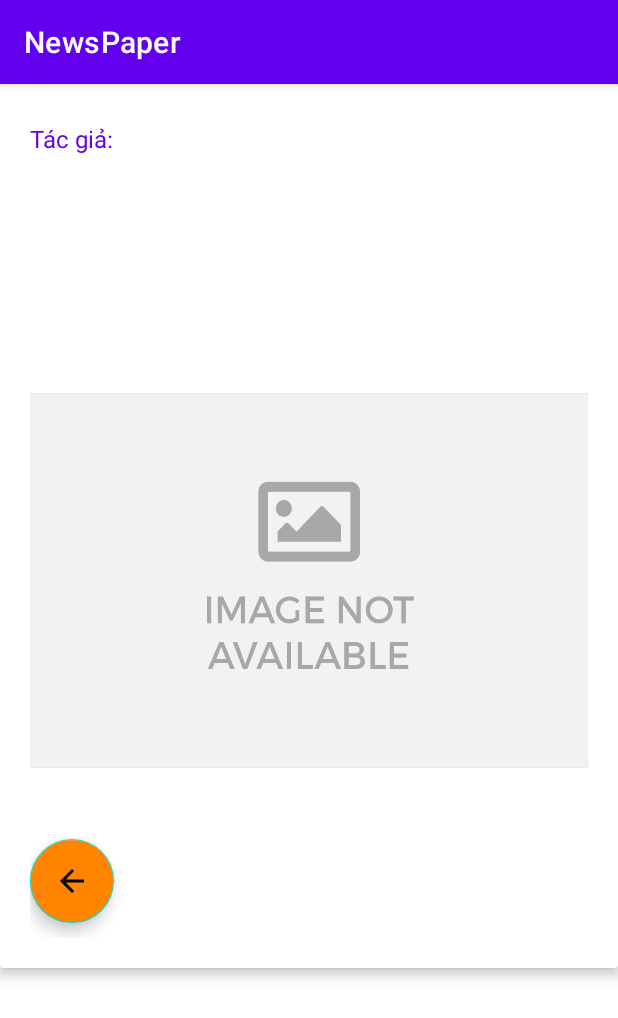
After one commit to nguyenductoan112/NewsPaper, an Android app: the DetailsNewsActivity screen opened directly, with no data from a screen before it, on a phone screen of 412 x 824 dp. The commit adds this screen. Shown: the top 1018 px of the screen. Run offline under Robolectric (Android 15) with nearby library versions, the phone set to English and light mode, and no system bars.

Commit message:
Login, signup, reset password admin -> update,upload,delete news user -> read, search news, read detail fixed

```diff
--- /dev/null
+++ b/app/src/main/java/com/example/newspaper/DetailsNewsActivity.java
@@ -0,0 +1,63 @@
+package com.example.newspaper;
+
+import android.content.Intent;
+import android.os.Bundle;
+import android.view.View;
+import android.widget.ImageView;
+import android.widget.TextView;
+
+import androidx.appcompat.app.AppCompatActivity;
+
+import com.bumptech.glide.Glide;
+import com.google.android.material.floatingactionbutton.FloatingActionButton;
+
+public class DetailsNewsActivity extends AppCompatActivity {
+    TextView authorText, titleText, pubDateText, descriptionText, contentText;
+    ImageView img;
+    FloatingActionButton btnBack;
+
+    @Override
+    protected void onCreate(Bundle savedInstanceState) {
+        super.onCreate(savedInstanceState);
+        setContentView(R.layout.activity_news_details);
+
+        // Liên kết các view từ layout
+        authorText = findViewById(R.id.authorText);
+        titleText = findViewById(R.id.titleText);
+        pubDateText = findViewById(R.id.pubDateText);
+        descriptionText = findViewById(R.id.descriptionText);
+        contentText = findViewById(R.id.contentText);
+        img = findViewById(R.id.img);
+        btnBack = findViewById(R.id.btnBack);
+
+        // Lấy dữ liệu từ Intent và hiển thị lên các view
+        Intent intent = getIntent();
+        if (intent != null) {
+            String author = intent.getStringExtra("author");
+            String title = intent.getStringExtra("title");
+            String pubDate = intent.getStringExtra("pubDate");
+            String description = intent.getStringExtra("description");
+            String content = intent.getStringExtra("content");
+            String imageUrl = intent.getStringExtra("imageUrl");
+
+            authorText.setText(author);
+            titleText.setText(title);
+            pubDateText.setText(pubDate);
+            descriptionText.setText(description);
+            contentText.setText(content);
+
+            Glide.with(this)
+                    .load(imageUrl)
+                    .placeholder(R.drawable.no_image)
+                    .error(R.drawable.no_image)
+                    .into(img);
+        }
+
+        btnBack.setOnClickListener(new View.OnClickListener() {
+            @Override
+            public void onClick(View view) {
+                startActivity(new Intent(getApplicationContext(),NewsActivity.class));
+            }
+        });
+    }
+}
--- a/app/src/main/java/com/example/newspaper/LoginActivity.java
+++ b/app/src/main/java/com/example/newspaper/LoginActivity.java
@@ -65,6 +65,7 @@ public class LoginActivity extends AppCompatActivity {
                                         progressDialog.cancel();
                                         Toast.makeText(LoginActivity.this, "Login Successful", Toast.LENGTH_SHORT).show();
                                         startActivity(new Intent(LoginActivity.this, AdminActivity.class));
+                                        clearAll();
                                     }
                                 })
                                 .addOnFailureListener(new OnFailureListener() {
@@ -82,6 +83,7 @@ public class LoginActivity extends AppCompatActivity {
                                         progressDialog.cancel();
                                         Toast.makeText(LoginActivity.this, "Login Successful", Toast.LENGTH_SHORT).show();
                                         startActivity(new Intent(LoginActivity.this, NewsActivity.class));
+                                        clearAll();
                                     }
                                 })
                                 .addOnFailureListener(new OnFailureListener() {
@@ -92,7 +94,6 @@ public class LoginActivity extends AppCompatActivity {
                                     }
                                 });
                     }
-                    clearAll();
                 } else progressDialog.cancel();
             }
         });
--- a/app/src/main/java/com/example/newspaper/NewsManagerActivity.java
+++ b/app/src/main/java/com/example/newspaper/NewsManagerActivity.java
@@ -35,7 +35,6 @@ public class NewsManagerActivity extends AppCompatActivity {
                         .setQuery(FirebaseDatabase.getInstance().getReference().child("NewspaperInfo"), NewsModel.class)
                         .build();
 
-
         mainAdapter= new NewsManagerAdapter(options);
         recyclerView.setAdapter(mainAdapter);
 
@@ -46,8 +45,6 @@ public class NewsManagerActivity extends AppCompatActivity {
                 startActivity(new Intent(getApplicationContext(),AddActivity.class));
             }
         });
-
-
     }
     @Override
     protected void onStart(){
--- /dev/null
+++ b/app/src/main/res/drawable/baseline_arrow_back_24.xml
@@ -0,0 +1,5 @@
+<vector android:autoMirrored="true" android:height="24dp"
+    android:tint="#000000" android:viewportHeight="24"
+    android:viewportWidth="24" android:width="24dp" xmlns:android="http://schemas.android.com/apk/res/android">
+    <path android:fillColor="@android:color/white" android:pathData="M20,11H7.83l5.59,-5.59L12,4l-8,8 8,8 1.41,-1.41L7.83,13H20v-2z"/>
+</vector>
--- a/app/src/main/res/layout/activity_login.xml
+++ b/app/src/main/res/layout/activity_login.xml
@@ -55,7 +55,7 @@
                 android:drawablePadding="8dp"
                 android:hint="Password"
                 android:padding="8dp"
-                android:textColor="@color/black" />
+                android:textColor="@color/black"/>
 
             <Button
                 android:id="@+id/login_button"
@@ -65,7 +65,8 @@
                 android:backgroundTint="@color/Lavender"
                 android:text="Login"
                 android:textSize="18sp"
-                app:cornerRadius="20dp" />
+                app:cornerRadius="20dp"
+                tools:ignore="DuplicateSpeakableTextCheck" />
 
             <TextView
                 android:id="@+id/login_resetPassword"
--- /dev/null
+++ b/app/src/main/res/layout/activity_news_details.xml
@@ -0,0 +1,109 @@
+<?xml version="1.0" encoding="utf-8"?>
+<LinearLayout xmlns:android="http://schemas.android.com/apk/res/android"
+    xmlns:app="http://schemas.android.com/apk/res-auto"
+    xmlns:tools="http://schemas.android.com/tools"
+    android:layout_width="match_parent"
+    android:layout_height="match_parent"
+    android:layout_marginBottom="20sp"
+    android:orientation="vertical"
+    tools:context=".DetailsNewsActivity">
+
+    <ScrollView
+        android:layout_width="match_parent"
+        android:layout_height="match_parent"
+        tools:ignore="UselessParent">
+
+        <androidx.cardview.widget.CardView
+            android:layout_width="match_parent"
+            android:layout_height="wrap_content"
+            app:cardElevation="5dp">
+
+            <LinearLayout
+                android:layout_width="match_parent"
+                android:layout_height="wrap_content"
+                android:layout_margin="20dp"
+                android:orientation="vertical">
+
+                <LinearLayout
+                    android:layout_width="match_parent"
+                    android:layout_height="wrap_content"
+                    android:orientation="horizontal">
+
+                    <TextView
+                        android:layout_width="wrap_content"
+                        android:layout_height="match_parent"
+                        android:layout_marginTop="5dp"
+                        android:text="Tác giả: "
+                        android:textColor="@color/purple_500"
+                        android:textSize="16sp"
+                        tools:ignore="HardcodedText" />
+
+                    <TextView
+                        android:id="@+id/authorText"
+                        android:layout_width="match_parent"
+                        android:layout_height="match_parent"
+                        android:layout_marginTop="5dp"
+                        android:textColor="@color/purple_500"
+                        android:textSize="16sp" />
+                </LinearLayout>
+
+                <TextView
+                    android:id="@+id/titleText"
+                    android:layout_width="match_parent"
+                    android:layout_height="wrap_content"
+                    android:layout_marginTop="10dp"
+                    android:textColor="@color/black"
+                    android:textSize="32sp"
+                    android:textStyle="bold" />
+
+                <TextView
+                    android:id="@+id/pubDateText"
+                    android:layout_width="match_parent"
+                    android:layout_height="wrap_content"
+                    android:layout_marginTop="15dp"
+                    android:textColor="#AAAAAA"
+                    android:textSize="16sp"
+                    android:textStyle="italic" />
+
+                <TextView
+                    android:id="@+id/descriptionText"
+                    android:layout_width="match_parent"
+                    android:layout_height="wrap_content"
+                    android:layout_marginTop="15dp"
+                    android:textColor="@color/black"
+                    android:textSize="24sp" />
+
+                <ImageView
+                    android:id="@+id/img"
+                    android:layout_width="match_parent"
+                    android:layout_height="250dp"
+                    android:layout_marginTop="20dp"
+                    android:contentDescription="@string/todo"
+                    android:scaleType="fitXY"
+                    android:src="@drawable/no_image"
+                    tools:ignore="ImageContrastCheck" />
+
+                <TextView
+                    android:id="@+id/contentText"
+                    android:layout_width="match_parent"
+                    android:layout_height="wrap_content"
+                    android:layout_marginTop="8dp"
+                    android:textColor="@color/black"
+                    android:textSize="22sp" />
+
+                <com.google.android.material.floatingactionbutton.FloatingActionButton
+                    android:id="@+id/btnBack"
+                    android:layout_width="70dp"
+                    android:layout_height="wrap_content"
+                    android:layout_marginTop="10dp"
+                    android:layout_marginBottom="10dp"
+                    android:backgroundTint="#FF8400"
+                    android:clickable="true"
+                    android:focusable="true"
+                    android:importantForAccessibility="no"
+                    app:srcCompat="@drawable/baseline_arrow_back_24"
+                    tools:ignore="SpeakableTextPresentCheck,ImageContrastCheck" />
+            </LinearLayout>
+        </androidx.cardview.widget.CardView>
+    </ScrollView>
+</LinearLayout>
--- a/app/src/main/res/values/strings.xml
+++ b/app/src/main/res/values/strings.xml
@@ -1,3 +1,4 @@
 <resources>
     <string name="app_name">NewsPaper</string>
+    <string name="todo">TODO</string>
 </resources>
```
Also changed, not shown: app/src/main/AndroidManifest.xml (+11 -1 lines), app/src/main/java/com/example/newspaper/AddActivity.java (+4 -4 lines), app/src/main/java/com/example/newspaper/NewsActivity.java (+27 -8 lines), app/src/main/java/com/example/newspaper/NewsAdapter.java (+44 -13 lines), app/src/main/java/com/example/newspaper/NewsManagerAdapter.java (+27 -22 lines), app/src/main/res/layout/activity_main.xml (+0 -12 lines), app/src/main/res/layout/activity_news_item.xml (+7 -6 lines), app/src/main/res/layout/activity_newsmanager_item.xml (+14 -14 lines), app/src/main/res/layout/update_popup.xml (+69 -30 lines).
